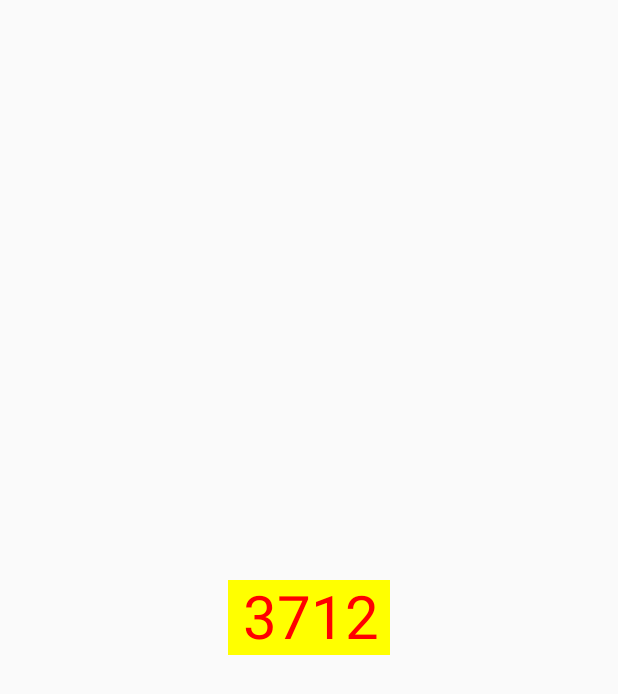
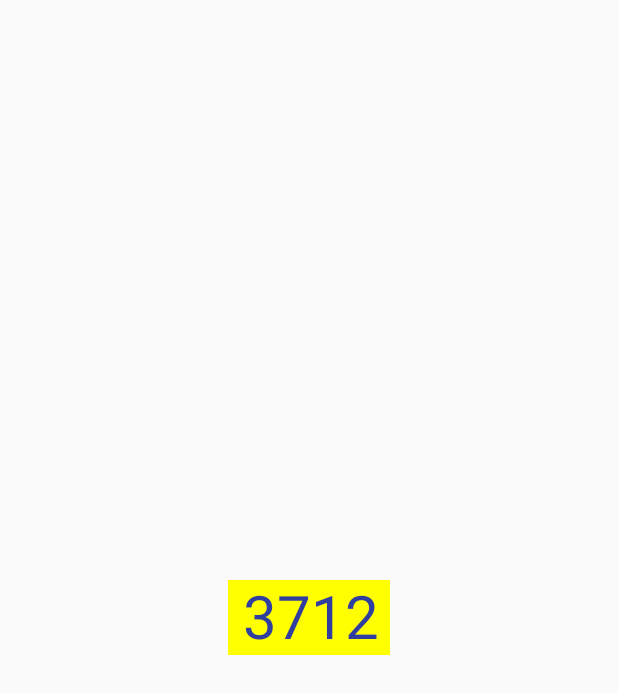
Before and after one commit to gaoqionglou/CustomView, an Android app: the layout activity_customview.xml on its own in the app's theme, with its tools: preview values and no code run, on a phone screen of 412 x 824 dp. Shown: the top 694 px of the screen. Run offline under Robolectric (Android 15) with nearby library versions, the phone set to English and light mode, and no system bars.

Commit message:
Update Files

```diff
--- a/app/src/main/res/layout/activity_customview.xml
+++ b/app/src/main/res/layout/activity_customview.xml
@@ -9,7 +9,7 @@
         android:layout_height="wrap_content"
         custom:titleText="3712"
         android:padding="10dp"
-        custom:titleTextColor="#ff0000"
+        custom:titleTextColor="@color/colorPrimaryDark"
         android:layout_centerInParent="true"
         custom:titleTextSize="40sp" />
 
```
